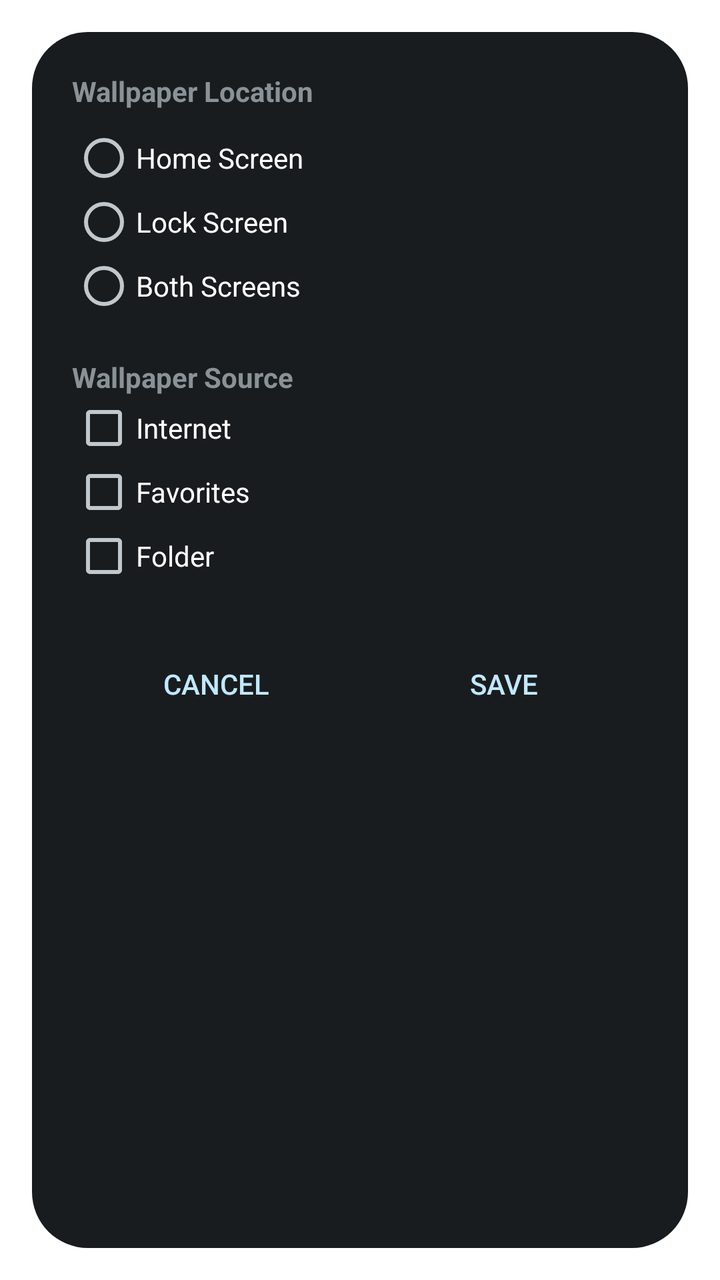
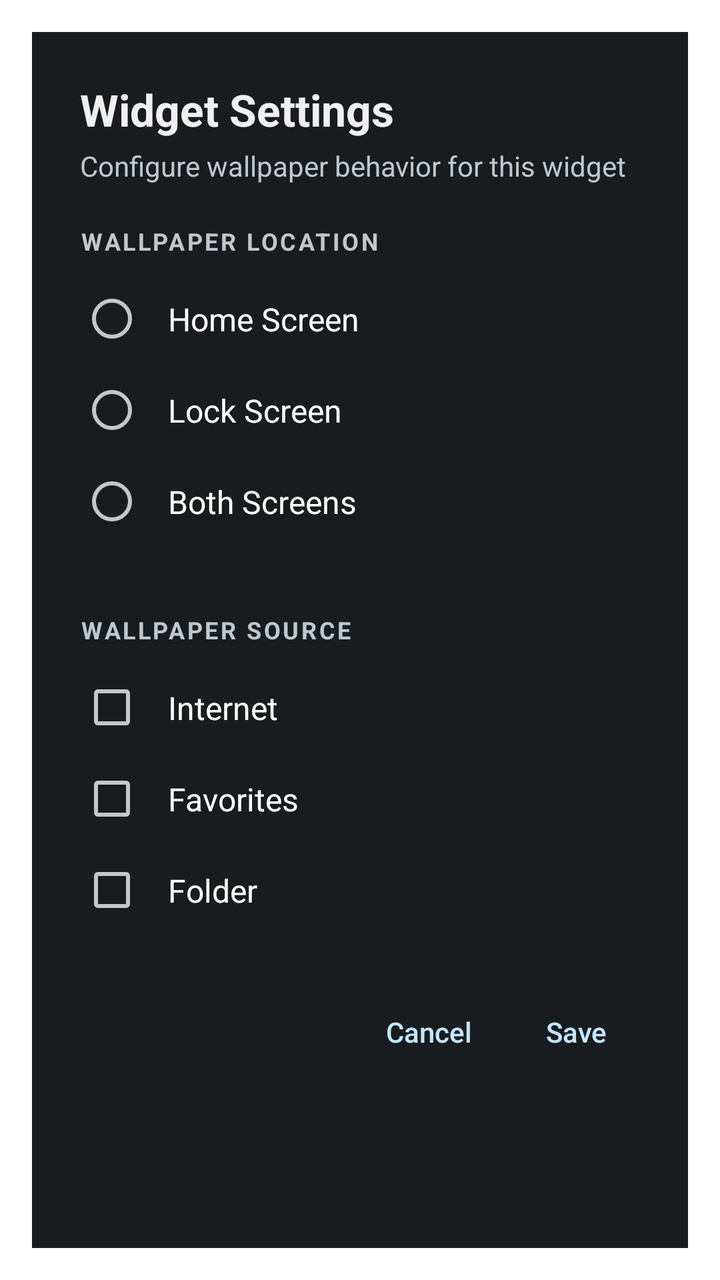

Before-and-after screenshots of an Android layout around one commit, followed by the original layout XML and the change that was made.
<!-- AndroidManifest.xml: activity theme android:Theme.DeviceDefault.Dialog -->
<!-- res/layout/widget_config.xml -->
<?xml version="1.0" encoding="utf-8"?>
<ScrollView xmlns:android="http://schemas.android.com/apk/res/android"
    android:layout_width="match_parent"
    android:layout_height="match_parent">

    <LinearLayout
        android:layout_width="match_parent"
        android:layout_height="wrap_content"
        android:orientation="vertical"
        android:padding="20dp">

        <TextView
            android:layout_width="wrap_content"
            android:layout_height="wrap_content"
            android:text="Wallpaper Location"
            android:textSize="14sp"
            android:textStyle="bold" />

        <RadioGroup
            android:id="@+id/location_group"
            android:layout_width="match_parent"
            android:layout_height="wrap_content"
            android:orientation="vertical"
            android:layout_marginTop="8dp">

            <RadioButton
                android:id="@+id/radio_home"
                android:layout_width="wrap_content"
                android:layout_height="wrap_content"
                android:text="Home Screen" />

            <RadioButton
                android:id="@+id/radio_lock"
                android:layout_width="wrap_content"
                android:layout_height="wrap_content"
                android:text="Lock Screen" />

            <RadioButton
                android:id="@+id/radio_both"
                android:layout_width="wrap_content"
                android:layout_height="wrap_content"
                android:text="Both Screens" />
        </RadioGroup>

        <TextView
            android:layout_width="wrap_content"
            android:layout_height="wrap_content"
            android:text="Wallpaper Source"
            android:textSize="14sp"
            android:textStyle="bold"
            android:layout_marginTop="20dp" />

        <CheckBox
            android:id="@+id/chk_internet"
            android:layout_width="match_parent"
            android:layout_height="wrap_content"
            android:text="Internet" />

        <CheckBox
            android:id="@+id/chk_favorites"
            android:layout_width="match_parent"
            android:layout_height="wrap_content"
            android:text="Favorites" />

        <CheckBox
            android:id="@+id/chk_folder"
            android:layout_width="match_parent"
            android:layout_height="wrap_content"
            android:text="Folder" />

        <LinearLayout
            android:layout_width="match_parent"
            android:layout_height="wrap_content"
            android:orientation="horizontal"
            android:layout_marginTop="24dp">

            <Button
                android:id="@+id/btn_cancel"
                android:layout_width="0dp"
                android:layout_height="wrap_content"
                android:layout_weight="1"
                android:text="Cancel"
                style="?android:attr/buttonBarButtonStyle" />

            <Button
                android:id="@+id/btn_save"
                android:layout_width="0dp"
                android:layout_height="wrap_content"
                android:layout_weight="1"
                android:text="Save"
                style="?android:attr/buttonBarButtonStyle" />
        </LinearLayout>
    </LinearLayout>
</ScrollView>
<!-- resources referenced by this layout -->
<resources>

</resources>

<!-- the commit's change to res/layout/widget_config.xml (unified diff, before → after) -->
@@ -1,93 +1,135 @@
 <?xml version="1.0" encoding="utf-8"?>
 <ScrollView xmlns:android="http://schemas.android.com/apk/res/android"
     android:layout_width="match_parent"
-    android:layout_height="match_parent">
+    android:layout_height="match_parent"
+    android:background="?android:attr/colorBackground">
 
     <LinearLayout
         android:layout_width="match_parent"
         android:layout_height="wrap_content"
         android:orientation="vertical"
-        android:padding="20dp">
+        android:padding="24dp">
 
         <TextView
             android:layout_width="wrap_content"
             android:layout_height="wrap_content"
-            android:text="Wallpaper Location"
+            android:text="Widget Settings"
+            android:textSize="22sp"
+            android:textStyle="bold"
+            android:textColor="?android:attr/textColorPrimary" />
+
+        <TextView
+            android:layout_width="wrap_content"
+            android:layout_height="wrap_content"
+            android:text="Configure wallpaper behavior for this widget"
             android:textSize="14sp"
-            android:textStyle="bold" />
+            android:textColor="?android:attr/textColorSecondary"
+            android:layout_marginTop="4dp"
+            android:layout_marginBottom="20dp" />
+
+        <TextView
+            android:layout_width="wrap_content"
+            android:layout_height="wrap_content"
+            android:text="WALLPAPER LOCATION"
+            android:textSize="12sp"
+            android:textStyle="bold"
+            android:textColor="?android:attr/textColorSecondary"
+            android:letterSpacing="0.1"
+            android:layout_marginBottom="8dp" />
 
         <RadioGroup
             android:id="@+id/location_group"
             android:layout_width="match_parent"
             android:layout_height="wrap_content"
-            android:orientation="vertical"
-            android:layout_marginTop="8dp">
+            android:orientation="vertical">
 
             <RadioButton
                 android:id="@+id/radio_home"
-                android:layout_width="wrap_content"
+                android:layout_width="match_parent"
                 android:layout_height="wrap_content"
-                android:text="Home Screen" />
+                android:text="Home Screen"
+                android:padding="12dp"
+                android:textSize="16sp" />
 
             <RadioButton
                 android:id="@+id/radio_lock"
-                android:layout_width="wrap_content"
+                android:layout_width="match_parent"
                 android:layout_height="wrap_content"
-                android:text="Lock Screen" />
+                android:text="Lock Screen"
+                android:padding="12dp"
+                android:textSize="16sp" />
 
             <RadioButton
                 android:id="@+id/radio_both"
-                android:layout_width="wrap_content"
+                android:layout_width="match_parent"
                 android:layout_height="wrap_content"
-                android:text="Both Screens" />
+                android:text="Both Screens"
+                android:padding="12dp"
+                android:textSize="16sp" />
         </RadioGroup>
+
+        <View
+            android:layout_width="match_parent"
+            android:layout_height="1dp"
+            android:background="?android:attr/listDivider"
+            android:layout_marginVertical="16dp" />
 
         <TextView
             android:layout_width="wrap_content"
             android:layout_height="wrap_content"
-            android:text="Wallpaper Source"
-            android:textSize="14sp"
+            android:text="WALLPAPER SOURCE"
+            android:textSize="12sp"
             android:textStyle="bold"
-            android:layout_marginTop="20dp" />
+            android:textColor="?android:attr/textColorSecondary"
+            android:letterSpacing="0.1"
+            android:layout_marginBottom="8dp" />
 
         <CheckBox
             android:id="@+id/chk_internet"
             android:layout_width="match_parent"
             android:layout_height="wrap_content"
-            android:text="Internet" />
+            android:text="Internet"
+            android:padding="12dp"
+            android:textSize="16sp" />
 
         <CheckBox
             android:id="@+id/chk_favorites"
             android:layout_width="match_parent"
             android:layout_height="wrap_content"
-            android:text="Favorites" />
+            android:text="Favorites"
+            android:padding="12dp"
+            android:textSize="16sp" />
 
         <CheckBox
             android:id="@+id/chk_folder"
             android:layout_width="match_parent"
             android:layout_height="wrap_content"
-            android:text="Folder" />
+            android:text="Folder"
+            android:padding="12dp"
+            android:textSize="16sp" />
 
         <LinearLayout
             android:layout_width="match_parent"
             android:layout_height="wrap_content"
             android:orientation="horizontal"
-            android:layout_marginTop="24dp">
+            android:layout_marginTop="24dp"
+            android:gravity="end">
 
             <Button
                 android:id="@+id/btn_cancel"
-                android:layout_width="0dp"
-                android:layout_height="wrap_content"
-                android:layout_weight="1"
+                android:layout_width="wrap_content"
+                android:layout_height="48dp"
                 android:text="Cancel"
+                android:textAllCaps="false"
                 style="?android:attr/buttonBarButtonStyle" />
 
             <Button
                 android:id="@+id/btn_save"
-                android:layout_width="0dp"
-                android:layout_height="wrap_content"
-                android:layout_weight="1"
+                android:layout_width="wrap_content"
+                android:layout_height="48dp"
                 android:text="Save"
+                android:textAllCaps="false"
+                android:layout_marginStart="8dp"
                 style="?android:attr/buttonBarButtonStyle" />
         </LinearLayout>
     </LinearLayout>
